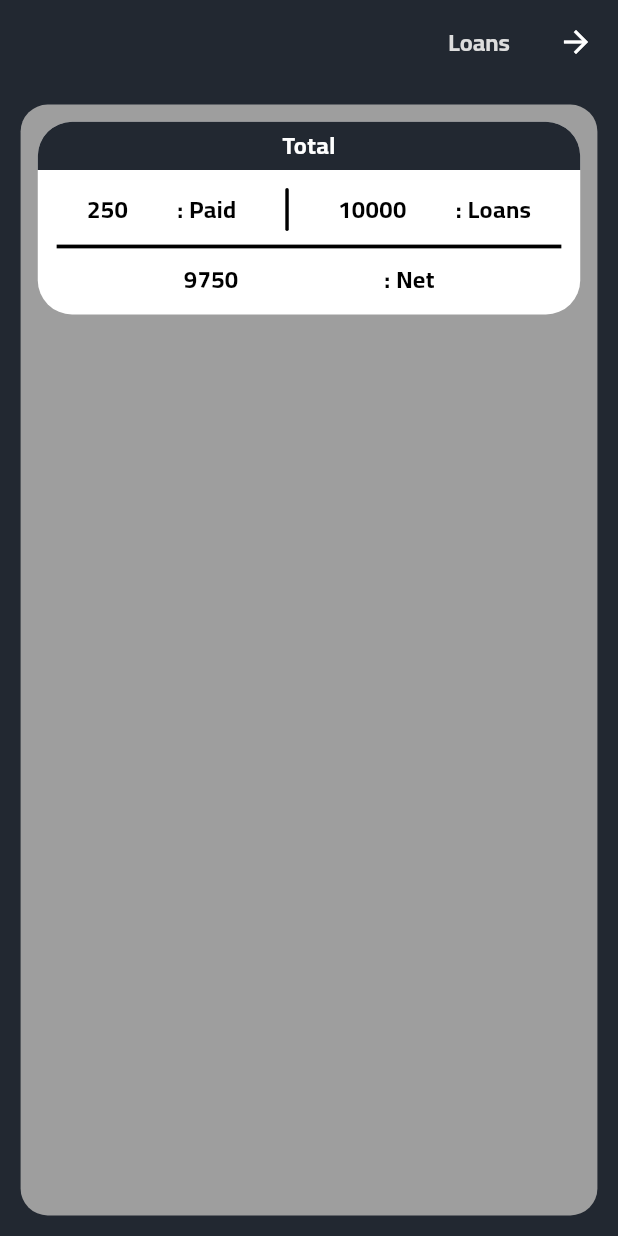
After one commit to bishoy-girgis/easy-HR, a Flutter app: the LoanView screen opened by its route, on a phone screen of 412 x 824 dp. The commit adds this screen. Run offline on Flutter 3.47's test engine with Material 3 defaults, Android fonts, the phone set to English and light mode, and no system bars; our stand-ins replace bloc, dartz, dio, dropdown_search, equatable, flutter_bloc and 8 more; accounts and stored records are empty; generated files the repository leaves out were written again.

Commit message:
make ui loans

```diff
--- a/lib/Core/config/page_route_name.dart
+++ b/lib/Core/config/page_route_name.dart
@@ -7,4 +7,5 @@ class PageRouteName {
   static const vacations = "/vacations";
   static const createVacations = "/createVacation";
   static const salary = "/salary";
+  static const loan = "/loan";
 }
--- a/lib/Core/config/routes.dart
+++ b/lib/Core/config/routes.dart
@@ -1,5 +1,6 @@
 import 'package:easy_hr/Core/config/page_route_name.dart';
 import 'package:easy_hr/Features/home/pages/home_view.dart';
+import 'package:easy_hr/Features/loans/pages/loan_view.dart';
 import 'package:easy_hr/Features/salaries/pages/salary_view.dart';
 import 'package:easy_hr/Features/setting/pages/settings_view.dart';
 import 'package:easy_hr/Features/vacations/pages/create_vacation.dart';
@@ -36,6 +37,9 @@ class Routes {
       case PageRouteName.salary:
         return MaterialPageRoute(
             builder: (context) =>  const SalaryView(), settings: routeSettings);
+      case PageRouteName.loan:
+        return MaterialPageRoute(
+            builder: (context) =>  const LoanView(), settings: routeSettings);
       default:
         return MaterialPageRoute<dynamic>(
             builder: (context) => const SplashView(), settings: routeSettings);
--- a/lib/Features/home/pages/home_view.dart
+++ b/lib/Features/home/pages/home_view.dart
@@ -52,6 +52,9 @@ class HomeView extends StatelessWidget {
                   imageIcon: const AssetImage("assets/images/salary.png"),
                 ),
                 CategoryWidget(
+                  onTap: () {
+                    navigatorKey.currentState?.pushNamed(PageRouteName.loan);
+                  },
                   categoryName: local.loans,
                   image: true,
                   imageIcon: const AssetImage("assets/images/loan.png"),
--- /dev/null
+++ b/lib/Features/loans/pages/loan_view.dart
@@ -0,0 +1,101 @@
+import 'package:easy_hr/Core/widgets/gap.dart';
+import 'package:flutter/material.dart';
+import 'package:flutter_screenutil/flutter_screenutil.dart';
+
+import '../../../Core/constants/app_colors.dart';
+import '../../../Core/widgets/text_builder.dart';
+
+class LoanView extends StatelessWidget {
+  const LoanView({super.key});
+
+  @override
+  Widget build(BuildContext context) {
+    return Scaffold(
+      appBar: AppBar(
+        title: const TextBuilder(
+          "Loans",
+          color: AppColors.whiteColor,
+        ),
+      ),
+      body: Container(
+        height: double.infinity,
+        width: double.infinity,
+        padding: EdgeInsets.all(10.sp),
+        margin: EdgeInsets.all(12.sp),
+        decoration: BoxDecoration(
+          borderRadius: BorderRadius.circular(18),
+          color: Colors.grey,
+        ),
+        child: Column(
+          children: [
+            Container(
+              decoration: BoxDecoration(
+                color: Colors.white,
+                borderRadius: BorderRadius.circular(20.r),
+              ),
+              child: Column(
+                children: [
+                  Row(
+                    mainAxisAlignment: MainAxisAlignment.center,
+                    children: [
+                      Expanded(
+                        child: Container(
+                          padding: EdgeInsets.all(4.sp),
+                          decoration: BoxDecoration(
+                            borderRadius: BorderRadius.only(
+                                topRight: Radius.circular(20.r),
+                                topLeft: Radius.circular(20.r)),
+                            color: AppColors.primaryColorGrey,
+                          ),
+                          child: const Center(
+                            child: TextBuilder("Total",
+                                color: Colors.white, isHeader: true),
+                          ),
+                        ),
+                      ),
+                    ],
+                  ),
+                  SizedBox(height: 10.h),
+                  Row(
+                    mainAxisAlignment: MainAxisAlignment.spaceEvenly,
+                    children: [
+                      TextBuilder("Loans :"),
+                      TextBuilder("10000", isHeader: true),
+                      Container(
+                        decoration: BoxDecoration(
+                            color: AppColors.blackColor,
+                            borderRadius: BorderRadius.circular(18.r)),
+                        height: 24.h,
+                        width: 2.w,
+                      ),
+                      TextBuilder("Paid :"),
+                      TextBuilder("250", isHeader: true),
+                    ],
+                  ),
+                  Padding(
+                    padding: EdgeInsets.symmetric(horizontal: 11.w,vertical: 2.h),
+                    child: const Divider(
+                      thickness: 2.5,
+                      color: AppColors.blackColor,
+                    ),
+                  ),
+                  const Row(
+                    mainAxisAlignment: MainAxisAlignment.spaceEvenly,
+                    children: [
+                      TextBuilder("Net :"),
+                      TextBuilder("9750", isHeader: true),
+                    ],
+                  ),
+                  SizedBox(height: 10.h),
+                ],
+              ),
+            ),
+            Container(
+              decoration: BoxDecoration(borderRadius: BorderRadius.circular(18),color: Colors.white),
+            )
+          ],
+        ),
+      ),
+    );
+  }
+}
```
